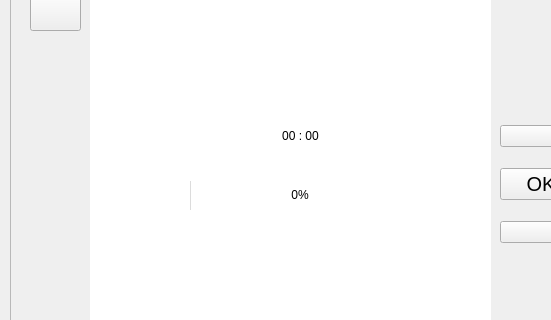
The window that neureset/mainwindow.ui (Gabmelom/neureset) describes before a commit, drawn with Qt 5; both pictures show x 0 to 551 and y 100 to 420 of the 1249 by 780 pixel window.
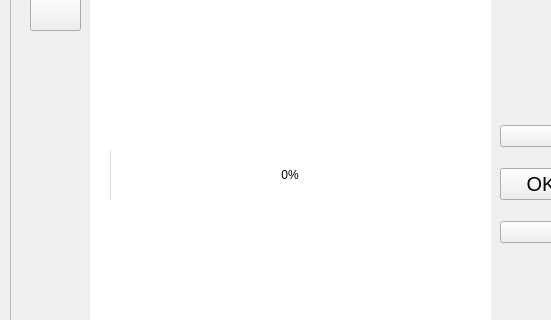
The same window after the commit. Icons and pictures are not drawn.

Commit message: remove timer

Patch:
```diff
--- a/neureset/mainwindow.ui
+++ b/neureset/mainwindow.ui
@@ -350,12 +350,15 @@
       <widget class="QProgressBar" name="sessionProgressBar">
        <property name="geometry">
         <rect>
-         <x>100</x>
-         <y>190</y>
-         <width>221</width>
-         <height>31</height>
+         <x>20</x>
+         <y>160</y>
+         <width>361</width>
+         <height>51</height>
         </rect>
        </property>
+       <property name="styleSheet">
+        <string notr="true">font: 13pt &quot;DejaVu Sans&quot;;</string>
+       </property>
        <property name="value">
         <number>0</number>
        </property>
@@ -372,26 +375,6 @@
         <enum>QProgressBar::BottomToTop</enum>
        </property>
       </widget>
-      <widget class="QLabel" name="sessionTimer">
-       <property name="geometry">
-        <rect>
-         <x>140</x>
-         <y>120</y>
-         <width>141</width>
-         <height>51</height>
-        </rect>
-       </property>
-       <property name="styleSheet">
-        <string notr="true">
-font: 25pt &quot;DejaVu Sans&quot;;</string>
-       </property>
-       <property name="text">
-        <string>00 : 00</string>
-       </property>
-       <property name="alignment">
-        <set>Qt::AlignCenter</set>
-       </property>
-      </widget>
      </widget>
      <widget class="QWidget" name="SessionLogPage">
       <property name="styleSheet">
```
